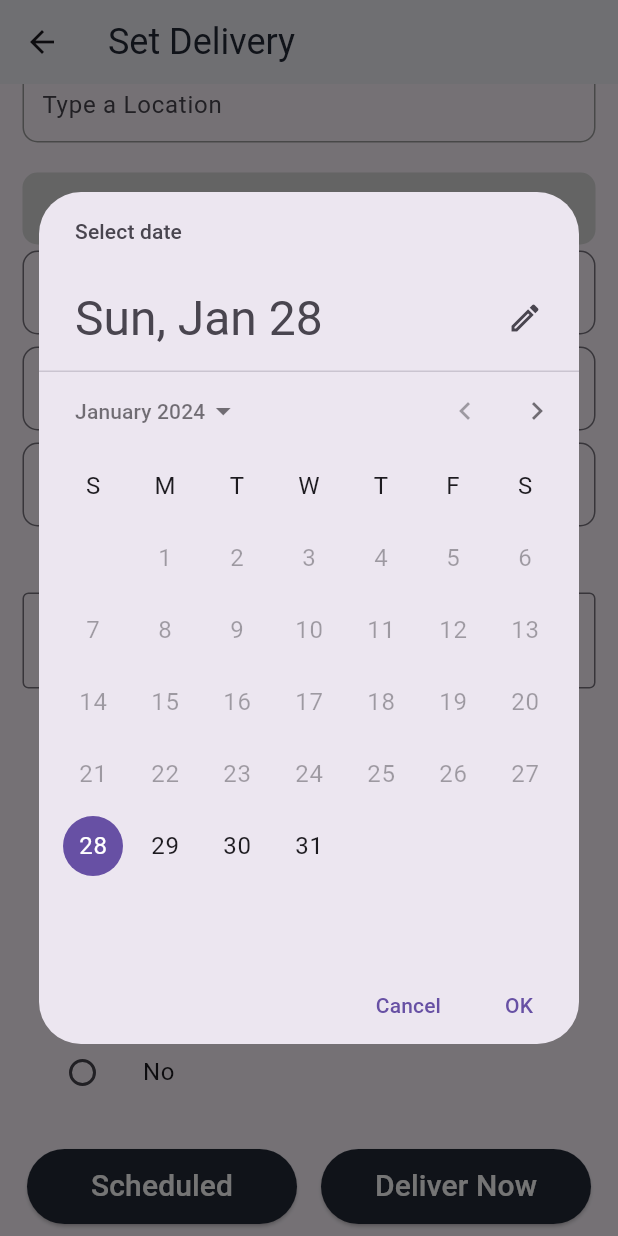
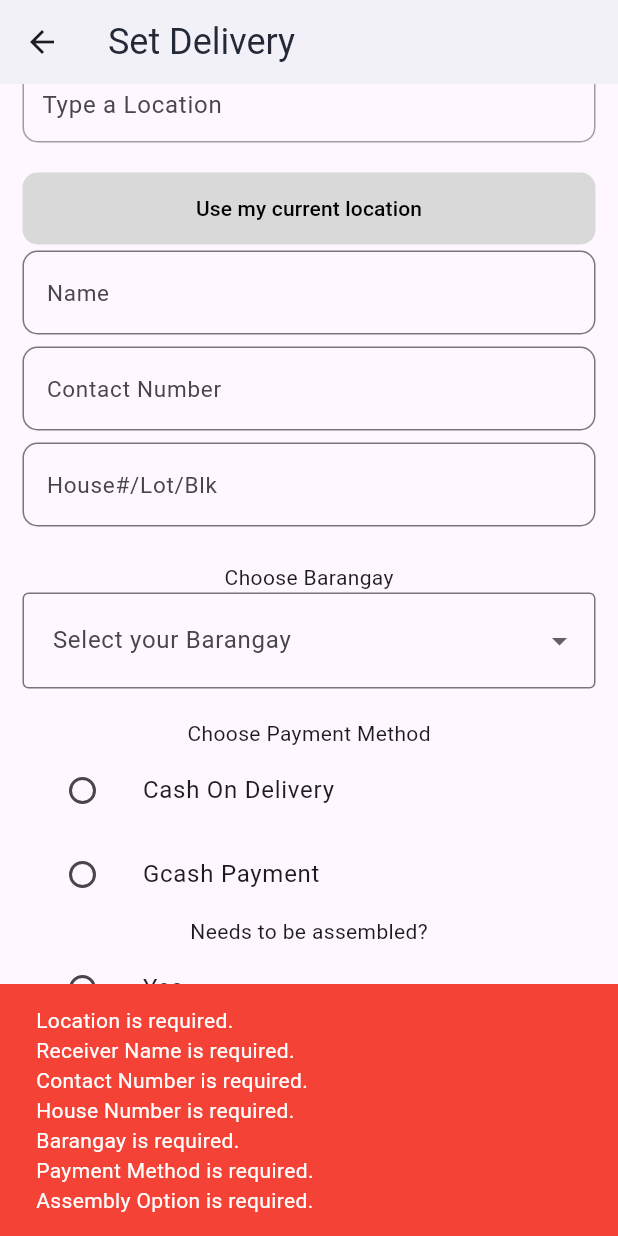
Before and after one commit to mrHeinrichh/J.E-Moral-Customer-Mobile-App, a Flutter app: the SetDeliveryPage screen opened by its route, scrolled down 66 dp, after a tap on "Scheduled", on a phone screen of 412 x 824 dp. Run offline on Flutter 3.47's test engine with Material 3 defaults, Android fonts, the phone set to English and light mode, and no system bars; our stand-ins replace carousel_slider, dio, flutter_map, flutter_rating_bar, font_awesome_flutter, google_maps_flutter and 6 more; network calls fail.

Commit message:
deliveryFields-validation

```diff
--- a/lib/view/set_delivery.page.dart
+++ b/lib/view/set_delivery.page.dart
@@ -208,6 +208,90 @@ class _SetDeliveryPageState extends State<SetDeliveryPage> {
         );
       },
     );
+  }
+
+  bool validateFields() {
+    if (locationController.text.isEmpty ||
+        nameController.text.isEmpty ||
+        contactNumberController.text.isEmpty ||
+        houseNumberController.text.isEmpty ||
+        selectedBarangay == null ||
+        selectedPaymentMethod == null ||
+        selectedAssemblyOption == null) {
+      // Show a message or perform any action to indicate validation failure
+      print("Please fill in all the required fields");
+      return false;
+    }
+
+    return true;
+  }
+
+  List<String> fieldErrors = [];
+
+  void clearFieldErrors() {
+    // Clear previous error messages
+    fieldErrors.clear();
+  }
+
+  void displayFieldErrors() {
+    // Check individual fields and add error messages to fieldErrors list
+    if (locationController.text.isEmpty) {
+      fieldErrors.add('Location is required.');
+    }
+    if (nameController.text.isEmpty) {
+      fieldErrors.add('Receiver Name is required.');
+    }
+    if (contactNumberController.text.isEmpty) {
+      fieldErrors.add('Contact Number is required.');
+    }
+    if (houseNumberController.text.isEmpty) {
+      fieldErrors.add('House Number is required.');
+    }
+    if (selectedBarangay == null) {
+      fieldErrors.add('Barangay is required.');
+    }
+    if (selectedPaymentMethod == null) {
+      fieldErrors.add('Payment Method is required.');
+    }
+    if (selectedAssemblyOption == null) {
+      fieldErrors.add('Assembly Option is required.');
+    }
+    // Add more checks for other fields...
+
+    // Display error messages next to each field
+    showFieldErrorMessages();
+  }
+
+  void showFieldErrorMessages() {
+    // Display error messages next to each field based on the fieldErrors list
+    List<String> fieldErrors = [
+      if (locationController.text.isEmpty) 'Location is required.',
+      if (nameController.text.isEmpty) 'Receiver Name is required.',
+      if (contactNumberController.text.isEmpty) 'Contact Number is required.',
+      if (houseNumberController.text.isEmpty) 'House Number is required.',
+      if (selectedBarangay == null) 'Barangay is required.',
+      if (selectedPaymentMethod == null) 'Payment Method is required.',
+      if (selectedAssemblyOption == null) 'Assembly Option is required.',
+
+      // Add similar logic for other fields...
+    ];
+    if (fieldErrors.isNotEmpty) {
+      ScaffoldMessenger.of(context).showSnackBar(
+        SnackBar(
+          content: Text(
+            fieldErrors.join('\n'),
+            style: TextStyle(color: Colors.white), // Set text color to white
+          ),
+          backgroundColor: Colors.red, // Set the background color to red
+          duration: Duration(seconds: 2),
+        ),
+      );
+    }
+  }
+
+  bool areThereNoErrors() {
+    // Return true if there are no errors, false otherwise
+    return fieldErrors.isEmpty;
   }
 
   Future<void> confirmDialog() async {
@@ -465,12 +549,21 @@ class _SetDeliveryPageState extends State<SetDeliveryPage> {
             children: [
               CustomizedButton(
                 onPressed: () async {
+                  // Clear previous error messages
+                  clearFieldErrors();
+
+                  // Check and display field-specific errors
+                  displayFieldErrors();
+
+                  // If there are no errors, proceed with showConfirmationDialog
+                  if (areThereNoErrors()) {
                     final selectedDate = await showDateTimePicker(context);
                     if (selectedDate != null) {
                       setState(() {
                         selectedDateTime = selectedDate;
                         showConfirmationDialog();
                       });
+                    }
                   }
                 },
                 text: 'Scheduled',
@@ -480,7 +573,16 @@ class _SetDeliveryPageState extends State<SetDeliveryPage> {
               ),
               CustomizedButton(
                 onPressed: () {
+                  // Clear previous error messages
+                  clearFieldErrors();
+
+                  // Check and display field-specific errors
+                  displayFieldErrors();
+
+                  // If there are no errors, proceed with confirmDialog
+                  if (areThereNoErrors()) {
                     confirmDialog();
+                  }
                 },
                 text: 'Deliver Now',
                 height: 50,
```
Lines whose indentation alone changed are shown as unchanged.
